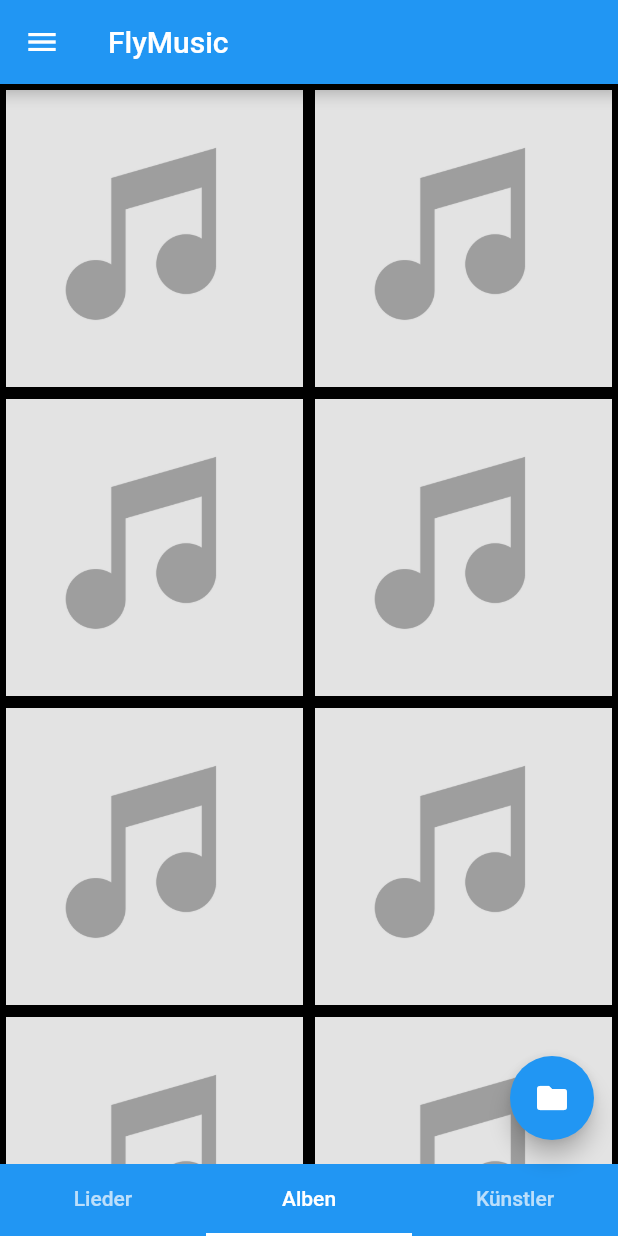
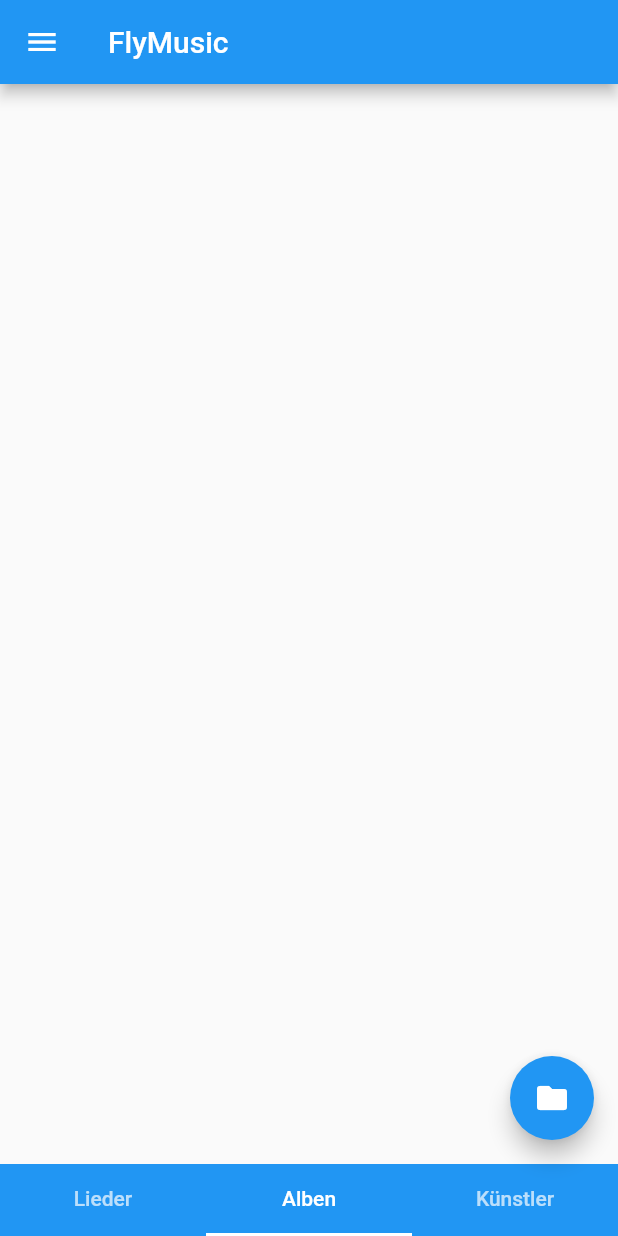
Before and after one commit to labtecs/FlyMusic, a Flutter app: the screen it shows after launch, item 2 of the bottom bar chosen, on a phone screen of 412 x 824 dp. Run offline on Flutter 3.47's test engine with Material 2 defaults, Android fonts, the light colour scheme and no system bars; our stand-ins replace audioplayers, floor, permission_handler, sqflite; missing offline and left inert: folder_picker, id3; accounts and stored records are empty; generated files the repository leaves out were written again.

Commit message:
Album Liste

```diff
--- a/lib/screens/album_list_screen.dart
+++ b/lib/screens/album_list_screen.dart
@@ -1,4 +1,6 @@
 import 'package:flutter/material.dart';
+import 'package:flymusic/database/model/album.dart';
+import 'package:flymusic/main.dart';
 
 class AlbumList extends StatefulWidget {
   @override
@@ -6,21 +8,43 @@ class AlbumList extends StatefulWidget {
 }
 
 class _AlbumListState extends State<AlbumList> {
+
+  List<Album> albems = List();
+
+
+  Widget _buildRow(Album album) {
+    return ListTile(
+      leading: CircleAvatar(
+        child: null,
+        backgroundColor: Colors.transparent,
+      ),
+      title: Text(album.name),
+      trailing: Icon(Icons.play_arrow),
+      onTap: () {
+      },
+    );
+  }
+
   @override
   Widget build(BuildContext context) {
-    return GridView.count(
-        crossAxisCount: 2,
-        scrollDirection: Axis.vertical,
-        children: List.generate(100, (index) {
-      return Center(
-          child: Container(
-            decoration: BoxDecoration(
-              border: Border.all(width: 4.0),
-            ),
-            child: Image.asset('asset/images/placeholder.jpg'),
-          ),
-      );
-    }),
+    return Scaffold(
+      body: FutureBuilder<List<Album>>(
+        future: database.albumDao.findAllAlbums(),
+        builder: (BuildContext context, AsyncSnapshot<List<Album>> snapshot) {
+          if (snapshot.hasData) {
+            return ListView.builder(
+              itemCount: snapshot.data.length,
+              itemBuilder: (context, index) {
+                return _buildRow(snapshot.data[index]);
+              },
+            );
+          } else {
+            return Text("no data");
+          }
+        },
+      ),
     );
+
+
   }
 }
```
